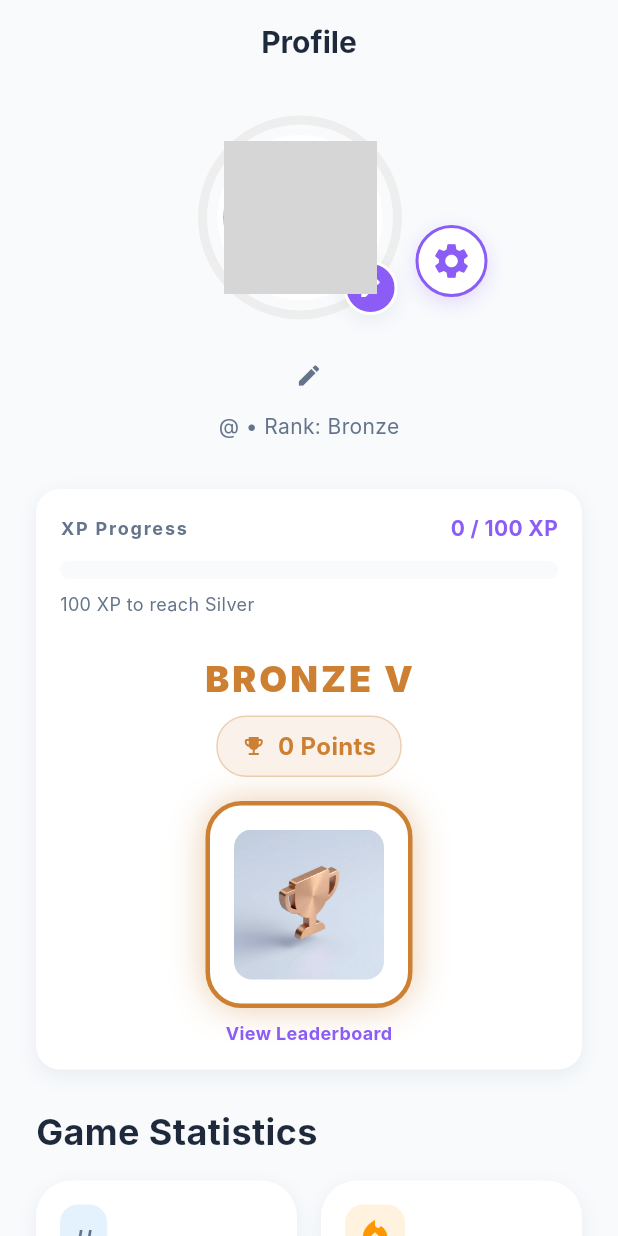
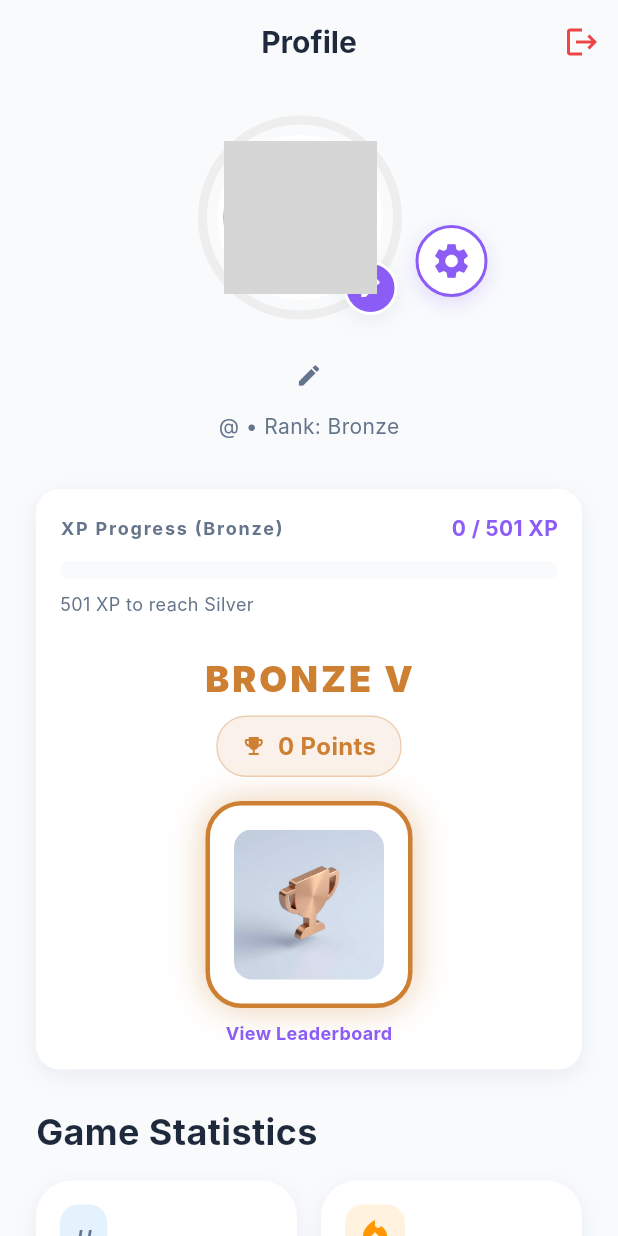
Before and after one commit to alexxtronic/nertzapp, a Flutter app: the ProfileScreen screen opened directly, on a phone screen of 412 x 824 dp. Run offline on Flutter 3.47's test engine with Material 3 defaults, Android fonts, the phone set to English and light mode, and no system bars; our stand-ins replace audioplayers, cached_network_image, confetti, flutter_image_compress, flutter_riverpod, image_picker and 3 more; accounts and stored records are empty; network calls fail; Roboto replaces fonts that are missing (Inter); grey boxes are pictures that could not be loaded.

```diff
--- a/lib/state/game_provider.dart
+++ b/lib/state/game_provider.dart
@@ -627,7 +627,8 @@ class GameStateNotifier extends StateNotifier<GameState?> {
       client.updateState(state!);
     }
 
-    // Ranked Points Update (Must happen after endRound calculates scores)
+    // Ranked Points Update (ONLY for ranked games)
+    if (state!.isRanked) {
       final pId = client.playerId;
       if (pId != null && state!.players.containsKey(pId)) {
          final playerState = state!.players[pId]!;
@@ -642,6 +643,7 @@ class GameStateNotifier extends StateNotifier<GameState?> {
            totalPoints: playerState.scoreTotal,
            bonusOverride: isDefaultWin ? 25 : null, // Default Win = +25 Override
          );
+      }
     }
   }
 
--- a/lib/ui/screens/profile_screen.dart
+++ b/lib/ui/screens/profile_screen.dart
@@ -12,6 +12,7 @@ import 'package:nertz_royale/ui/theme/game_theme.dart';
 import 'package:nertz_royale/ui/widgets/bounceable.dart';
 import 'leaderboard_screen.dart';
 import 'customization_screen.dart';
+import 'auth_gate.dart';
 
 class ProfileScreen extends ConsumerStatefulWidget {
   const ProfileScreen({super.key});
@@ -208,31 +209,76 @@ class _ProfileScreenState extends ConsumerState<ProfileScreen> {
     final streak = (_profile!['win_streak'] as int?) ?? 0;
     final bestTime = _profile!['best_time'] as int?;
 
-    // XP Logic
+    // XP Logic & Thresholds
     final xp = (_profile!['total_xp'] as int?) ?? 0;
 
-    // Ranked Logic
+    // XP Rank Thresholds
+    // Bronze: 0 - 500
+    // Silver: 501 - 1500
+    // Gold: 1501 - 2500
+    // Platinum: 2501 - 5000
+    // Master: 5001 - 10000
+    // Legend: 10,001+
+
+    String xpRankName;
+    int currentRankMin;
+    int nextRankMin;
+    Color xpRankColor;
+
+    if (xp <= 500) {
+      xpRankName = 'Bronze';
+      currentRankMin = 0;
+      nextRankMin = 501;
+      xpRankColor = const Color(0xFFCD7F32);
+    } else if (xp <= 1500) {
+      xpRankName = 'Silver';
+      currentRankMin = 501;
+      nextRankMin = 1501;
+      xpRankColor = const Color(0xFFC0C0C0);
+    } else if (xp <= 2500) {
+      xpRankName = 'Gold';
+      currentRankMin = 1501;
+      nextRankMin = 2501;
+      xpRankColor = const Color(0xFFFFD700);
+    } else if (xp <= 5000) {
+      xpRankName = 'Platinum';
+      currentRankMin = 2501;
+      nextRankMin = 5001;
+      xpRankColor = const Color(0xFFE5E4E2);
+    } else if (xp <= 10000) {
+      xpRankName = 'Master';
+      currentRankMin = 5001;
+      nextRankMin = 10001;
+      xpRankColor = const Color(0xFF9400D3); // Purple
+    } else {
+      xpRankName = 'Legend';
+      currentRankMin = 10001;
+      nextRankMin = 10001; // Max
+      xpRankColor = const Color(0xFFFF4500); // Orange Red
+    }
+
+    final isMaxRank = xpRankName == 'Legend';
+
+    // Calculate Progress Bar (0.0 to 1.0) within current tier
+    double xpProgress = 0.0;
+    if (!isMaxRank) {
+      final range = nextRankMin - currentRankMin;
+      final current = xp - currentRankMin;
+      xpProgress = (current / range).clamp(0.0, 1.0);
+    } else {
+      xpProgress = 1.0;
+    }
+
+    // Ranked Logic (Competitive RP)
     final rankedPoints = (_profile!['ranked_points'] as int?) ?? 1000;
     final rankTier = RankTier.fromPoints(rankedPoints);
 
     // Use Rank for display
-    String rank = rankTier.label;
+    String competitiveRank = rankTier.label;
     Color ringColor = rankTier.color;
     // TODO: Use real assets for ranks if available, fallback to existing or generic
     // Using existing trophy assets mapped to new tiers
-    String trophyAsset = 'assets/trophies/${rank.toLowerCase()}.png';
-
-    // Level Progress based on XP (Keep Level separate from Rank)
-    // Simple level formula: Level = sqrt(XP/100)
-    final level = sqrt(xp / 100).floor();
-    final nextLevelXp = (level + 1) * (level + 1) * 100;
-    final currentLevelBaseXp = level * level * 100;
-
-    // Avoid division by zero
-    final totalLevelXp = nextLevelXp - currentLevelBaseXp;
-    final levelProgress = totalLevelXp > 0 ? (xp - currentLevelBaseXp) / totalLevelXp : 0.0;
-
-    final isMaxLevel = level >= 100; // Cap at level 100 for display purposes?
+    String trophyAsset = 'assets/trophies/${competitiveRank.toLowerCase()}.png';
 
     return Scaffold(
       backgroundColor: GameTheme.surfaceLight,
@@ -242,12 +288,40 @@ class _ProfileScreenState extends ConsumerState<ProfileScreen> {
         automaticallyImplyLeading: false, // Removed back button per request
         title: const Text("Profile", style: TextStyle(color: GameTheme.textPrimary, fontWeight: FontWeight.bold)),
         centerTitle: true,
+       actions: [
+          IconButton(
+            icon: const Icon(Icons.logout, color: GameTheme.error),
+            tooltip: 'Sign Out',
+            onPressed: () async {
+               final confirm = await showDialog<bool>(
+                  context: context,
+                  builder: (context) => AlertDialog(
+                    title: const Text('Sign Out'),
+                    content: const Text('Are you sure you want to sign out?'),
+                    actions: [
+                      TextButton(onPressed: () => Navigator.pop(context, false), child: const Text('Cancel')),
+                      TextButton(onPressed: () => Navigator.pop(context, true), child: const Text('Sign Out', style: TextStyle(color: Colors.red))),
+                    ],
+                  ),
+               );
+
+               if (confirm == true) {
+                 await SupabaseService().signOut();
+                 if (mounted) {
+                   Navigator.of(context).pushAndRemoveUntil(
+                      MaterialPageRoute(builder: (_) => const AuthGate()),
+                      (route) => false,
+                   );
+                 }
+               }
+            },
+          ),
+        ],
       ),
       body: SingleChildScrollView(
         padding: const EdgeInsets.all(24),
         child: Column(
           children: [
-            // 1. Avatar & Level Ring
              // 1. Avatar & Level Ring & Gear
              Row(
                mainAxisAlignment: MainAxisAlignment.center,
@@ -262,7 +336,7 @@ class _ProfileScreenState extends ConsumerState<ProfileScreen> {
                        width: 130,
                        height: 130,
                        child: CircularProgressIndicator(
-                         value: levelProgress,
+                         value: xpProgress,
                          strokeWidth: 6,
                          backgroundColor: Colors.grey.shade200,
                          valueColor: AlwaysStoppedAnimation<Color>(ringColor),
@@ -359,7 +433,7 @@ class _ProfileScreenState extends ConsumerState<ProfileScreen> {
                   ),
                ],
              ),
-             Text('@$username • Rank: $rank', style: GameTheme.bodyMedium),
+             Text('@$username • Rank: $competitiveRank', style: GameTheme.bodyMedium),
 
              const SizedBox(height: 32),
 
@@ -377,25 +451,34 @@ class _ProfileScreenState extends ConsumerState<ProfileScreen> {
                     Row(
                       mainAxisAlignment: MainAxisAlignment.spaceBetween,
                       children: [
-                       Text("XP Progress", style: GameTheme.label),
-                       Text(isMaxLevel ? "MAX LEVEL" : "$xp / $nextLevelXp XP", style: const TextStyle(fontWeight: FontWeight.bold, color: GameTheme.primary)),
+                        Text("XP Progress ($xpRankName)", style: GameTheme.label),
+                        Text(
+                          isMaxRank ? "$xp XP" : "$xp / $nextRankMin XP",
+                          style: const TextStyle(fontWeight: FontWeight.bold, color: GameTheme.primary)
+                        ),
                       ],
                     ),
                     const SizedBox(height: 12),
                     ClipRRect(
                       borderRadius: BorderRadius.circular(8),
                       child: LinearProgressIndicator(
-                       value: isMaxLevel ? 1.0 : levelProgress,
+                        value: xpProgress,
                         minHeight: 12,
                         backgroundColor: GameTheme.surfaceLight,
-                       valueColor: AlwaysStoppedAnimation<Color>(ringColor),
+                        valueColor: AlwaysStoppedAnimation<Color>(xpRankColor),
                       ),
                     ),
                     const SizedBox(height: 8),
                     Text(
-                      isMaxLevel
+                       isMaxRank
                          ? "You are a Nertz Legend!"
-                        : "${nextLevelXp - xp} XP to reach ${rank == 'Bronze' ? 'Silver' : (rank == 'Silver' ? 'Gold' : 'Platinum')}",
+                         : "${nextRankMin - xp} XP to reach ${
+                              xpRankName == 'Bronze' ? 'Silver' :
+                              xpRankName == 'Silver' ? 'Gold' :
+                              xpRankName == 'Gold' ? 'Platinum' :
+                              xpRankName == 'Platinum' ? 'Master' :
+                              'Legend'
+                           }",
                        style: const TextStyle(fontSize: 12, color: GameTheme.textSecondary),
                     ),
 
@@ -413,7 +496,7 @@ class _ProfileScreenState extends ConsumerState<ProfileScreen> {
                        child: Column(
                          children: [
                             Text(
-                              '${rank.toUpperCase()} ${rankTier.getSubRank(rankedPoints)}',
+                              '${competitiveRank.toUpperCase()} ${rankTier.getSubRank(rankedPoints)}',
                               style: TextStyle(
                                 color: ringColor,
                                 fontWeight: FontWeight.w900,
```
Also changed, not shown: lib/services/economy_service.dart (+28 -7 lines), lib/services/matchmaking_service.dart (+6 -4 lines), lib/services/mission_service.dart (+4 -3 lines), lib/ui/screens/game_screen.dart (+54 -2 lines), lib/ui/screens/main_navigation_screen.dart (+7 -1 lines), assets/app_icon.png, 43 other files. Lines whose indentation alone changed are shown as unchanged.
